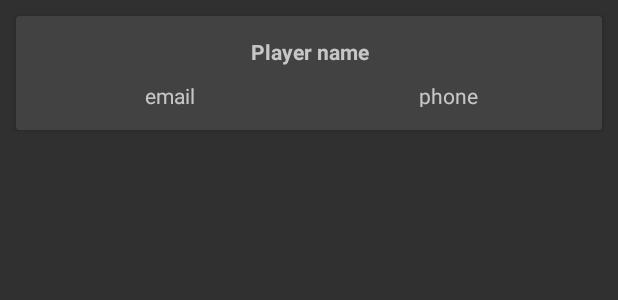
After one commit to isabelcoboruizazuaga/CowboyGame, an Android app: the layout player_item.xml on its own in the app's theme, with its tools: preview values and no code run, on a phone screen of 412 x 824 dp. The commit adds this screen. Shown: the top 300 px of the screen. Run offline under Robolectric (Android 15) with nearby library versions, the phone set to English and light mode, and no system bars.

Commit message:
Añadida base de datos y recycler view, tambien intents implícitos

```diff
--- a/app/src/main/AndroidManifest.xml
+++ b/app/src/main/AndroidManifest.xml
@@ -9,10 +9,12 @@
         android:roundIcon="@mipmap/ic_launcher_round"
         android:supportsRtl="true"
         android:theme="@style/Theme.Design">
-        <activity android:name=".GameOver"></activity>
+        <activity android:name=".NewPlayer"></activity>
         <activity
             android:name=".MainActivity"
-            android:theme="@style/Theme.Design.NoActionBar">
+            android:theme="@style/Theme.Design.NoActionBar" />
+        <activity android:name=".GameOver" />
+        <activity android:name=".PlayerSelection">
             <intent-filter>
                 <action android:name="android.intent.action.MAIN" />
 
--- a/app/src/main/java/com/example/cowboygame/GameLoopThread.java
+++ b/app/src/main/java/com/example/cowboygame/Game/GameLoopThread.java
@@ -1,4 +1,4 @@
-package com.example.cowboygame;
+package com.example.cowboygame.Game;
 
 import android.graphics.Canvas;
 
--- a/app/src/main/java/com/example/cowboygame/Sprite.java
+++ b/app/src/main/java/com/example/cowboygame/Game/Sprite.java
@@ -1,8 +1,10 @@
-package com.example.cowboygame;
+package com.example.cowboygame.Game;
 
 import android.graphics.Bitmap;
 import android.graphics.Canvas;
 import android.graphics.Rect;
+
+import com.example.cowboygame.Game.GameView;
 
 import java.util.Random;
 public class Sprite {
--- a/app/src/main/java/com/example/cowboygame/TempSprite.java
+++ b/app/src/main/java/com/example/cowboygame/Game/TempSprite.java
@@ -1,4 +1,4 @@
-package com.example.cowboygame;
+package com.example.cowboygame.Game;
 
 import android.graphics.Bitmap;
 import android.graphics.Canvas;
--- a/app/src/main/java/com/example/cowboygame/GameOver.java
+++ b/app/src/main/java/com/example/cowboygame/GameOver.java
@@ -6,6 +6,8 @@ import android.content.Intent;
 import android.os.Bundle;
 import android.widget.TextView;
 import android.widget.Toast;
+
+import com.example.cowboygame.R;
 
 public class GameOver extends AppCompatActivity {
     TextView tv1,tv2;
--- a/app/src/main/java/com/example/cowboygame/MainActivity.java
+++ b/app/src/main/java/com/example/cowboygame/MainActivity.java
@@ -3,15 +3,13 @@ package com.example.cowboygame;
 import androidx.appcompat.app.AppCompatActivity;
 
 import android.content.pm.ActivityInfo;
-import android.hardware.Sensor;
-import android.hardware.SensorEvent;
-import android.hardware.SensorEventListener;
-import android.hardware.SensorManager;
 import android.media.MediaPlayer;
 import android.os.Bundle;
 import android.view.Display;
 import android.view.Window;
 import android.view.WindowManager;
+
+import com.example.cowboygame.Game.GameView;
 
 public class MainActivity extends AppCompatActivity{
     //Music
--- /dev/null
+++ b/app/src/main/res/layout/player_item.xml
@@ -0,0 +1,75 @@
+<?xml version="1.0" encoding="utf-8"?>
+<RelativeLayout
+    xmlns:android="http://schemas.android.com/apk/res/android"
+    xmlns:tools="http://schemas.android.com/tools"
+    xmlns:app="http://schemas.android.com/apk/res-auto"
+    android:layout_width="match_parent"
+    android:layout_height="wrap_content"
+    android:layout_margin="5dp">
+
+    <androidx.cardview.widget.CardView
+        android:layout_width="match_parent"
+        android:layout_height="wrap_content"
+        android:layout_margin="5dp"
+        android:layout_marginStart="10dp"
+        android:layout_marginLeft="10dp"
+        android:layout_marginTop="10dp"
+        android:layout_marginEnd="10dp"
+        android:layout_marginRight="10dp"
+        android:layout_marginBottom="10dp"
+        app:cardCornerRadius="@dimen/cardview_default_radius"
+        app:cardElevation="@dimen/cardview_default_elevation">
+
+        <LinearLayout
+            android:layout_width="match_parent"
+            android:layout_height="match_parent">
+
+            <LinearLayout
+                android:layout_width="match_parent"
+                android:layout_height="match_parent"
+                android:layout_margin="10dp"
+                android:layout_weight="1"
+                android:orientation="vertical">
+
+                <TextView
+                    android:id="@+id/tv_player_name"
+                    android:layout_width="match_parent"
+                    android:layout_height="match_parent"
+                    android:layout_margin="3dp"
+                    android:layout_weight="1"
+                    android:gravity="center|center_vertical"
+                    android:text="Player name"
+                    android:textStyle="bold" />
+
+                <LinearLayout
+                    android:layout_width="match_parent"
+                    android:layout_height="match_parent"
+                    android:layout_weight="1"
+                    android:orientation="horizontal">
+
+                    <TextView
+                        android:id="@+id/tv_player_email"
+                        android:layout_width="match_parent"
+                        android:layout_height="wrap_content"
+                        android:layout_margin="5dp"
+                        android:layout_weight="1"
+                        android:gravity="center"
+                        android:text="email" />
+
+                    <TextView
+                        android:id="@+id/tv_player_phone"
+                        android:layout_width="match_parent"
+                        android:layout_height="match_parent"
+                        android:layout_margin="5dp"
+                        android:layout_weight="1"
+                        android:gravity="center"
+                        android:text="phone" />
+
+                </LinearLayout>
+
+            </LinearLayout>
+        </LinearLayout>
+    </androidx.cardview.widget.CardView>
+
+
+</RelativeLayout>
```
Also changed, not shown: app/src/main/java/com/example/cowboygame/AdapterPlayers.java (added, +132 -0 lines), app/src/main/java/com/example/cowboygame/BD/BDController.java (added, +47 -0 lines), app/src/main/java/com/example/cowboygame/BD/BDGame.java (added, +129 -0 lines), app/src/main/java/com/example/cowboygame/BD/BDPlayer.java (added, +110 -0 lines), app/src/main/java/com/example/cowboygame/Game/GameView.java (renamed from app/src/main/java/com/example/cowboygame/GameView.java, +4 -3 lines), app/src/main/java/com/example/cowboygame/Models/Player.java (added, +27 -0 lines), app/src/main/java/com/example/cowboygame/NewPlayer.java (added, +14 -0 lines), app/src/main/java/com/example/cowboygame/PlayerSelection.java (added, +62 -0 lines), app/src/main/res/layout/activity_new_player.xml (added, +9 -0 lines), app/src/main/res/layout/activity_player_selection.xml (added, +26 -0 lines).
